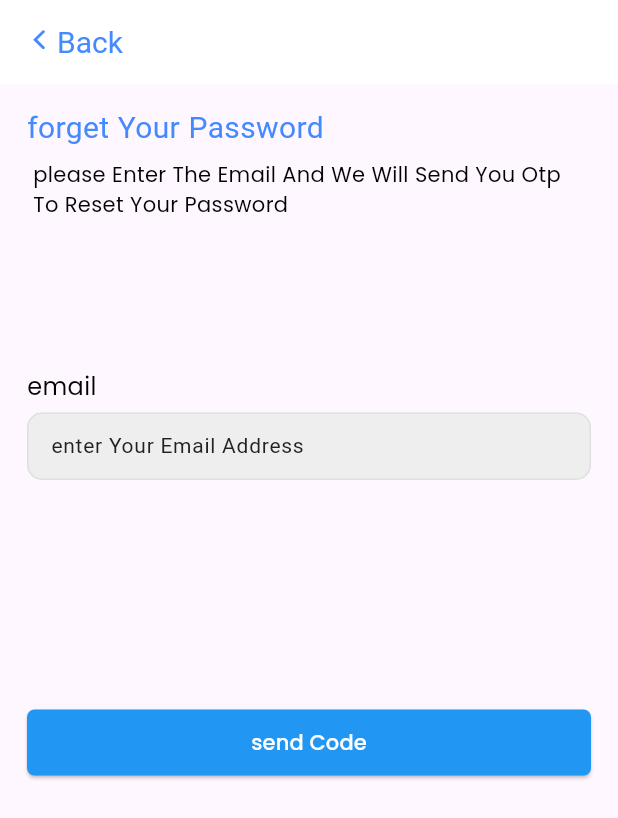
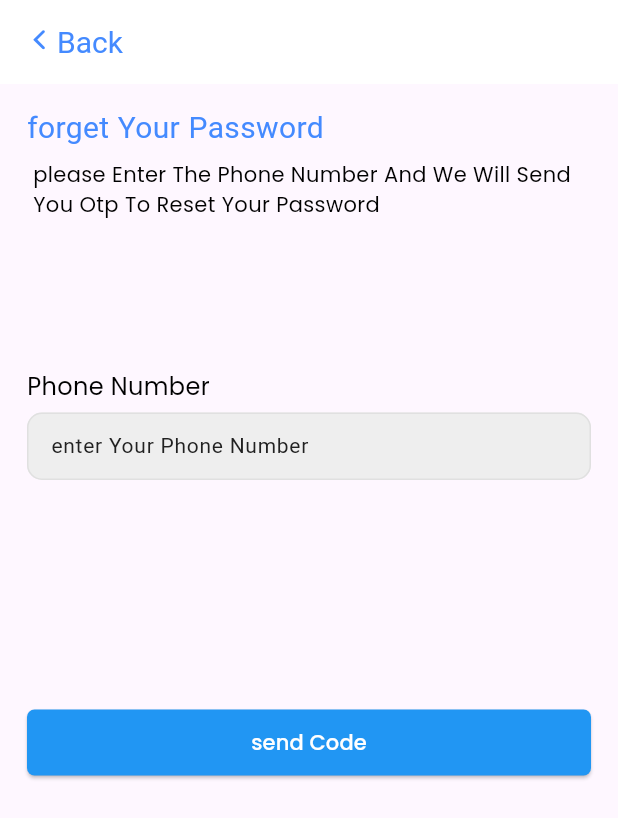
Before and after one commit to patrickmasry195/ibsra_mobile_application, a Flutter app: the ForgetPasswordPage screen opened by its route, on a phone screen of 412 x 824 dp. Shown: the top 818 px of the screen. Run offline on Flutter 3.47's test engine with Material 3 defaults, Android fonts, the phone set to English and light mode, and no system bars; our stand-ins replace equatable, flutter_bloc, flutter_svg, go_router, google_fonts, lottie and 1 more; Roboto replaces fonts that are missing (Aleo).

Commit message:
Update ForgetPasswordPage to prompt for phone number instead of email

```diff
--- a/lib/features/auth/presentation/views/forget_screen.dart
+++ b/lib/features/auth/presentation/views/forget_screen.dart
@@ -38,15 +38,15 @@ class ForgetPasswordPage extends StatelessWidget {
                       fontSize: 14,
                       color: Colors.black,
                     ),
-                    "please Enter The Email And We Will Send You Otp To Reset Your Password",
+                    "please Enter The Phone Number And We Will Send You Otp To Reset Your Password",
                   ),
                 ),
                 VerticalSpace(100),
                 CustomRequiredField(
                   keyboardType: TextInputType.visiblePassword,
                   controller: TextEditingController(),
-                  title: "email",
-                  hintText: "enter Your Email Address",
+                  title: "Phone Number",
+                  hintText: "enter Your Phone Number",
                 ),
                 VerticalSpace(151),
                 AppButton(
```
